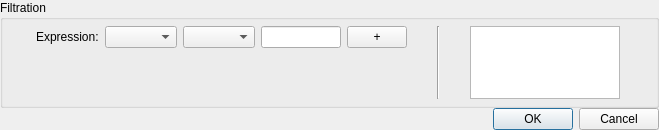
This is ui/filtrationwidget.ui in snip89/wsnsim-postprocessor as Qt 5 draws it before an edit. The edited form follows.
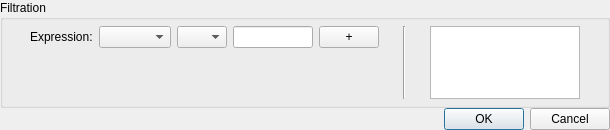
This is the edited form.

Patch:
```diff
--- a/ui/filtrationwidget.ui
+++ b/ui/filtrationwidget.ui
@@ -9,7 +9,7 @@
    <rect>
     <x>0</x>
     <y>0</y>
-    <width>659</width>
+    <width>610</width>
     <height>130</height>
    </rect>
   </property>
@@ -21,13 +21,13 @@
   </property>
   <property name="minimumSize">
    <size>
-    <width>659</width>
+    <width>610</width>
     <height>130</height>
    </size>
   </property>
   <property name="maximumSize">
    <size>
-    <width>659</width>
+    <width>610</width>
     <height>130</height>
    </size>
   </property>
@@ -129,6 +129,12 @@
                 <verstretch>0</verstretch>
                </sizepolicy>
               </property>
+              <property name="maximumSize">
+               <size>
+                <width>50</width>
+                <height>25</height>
+               </size>
+              </property>
              </widget>
             </item>
             <item row="0" column="3">
```
